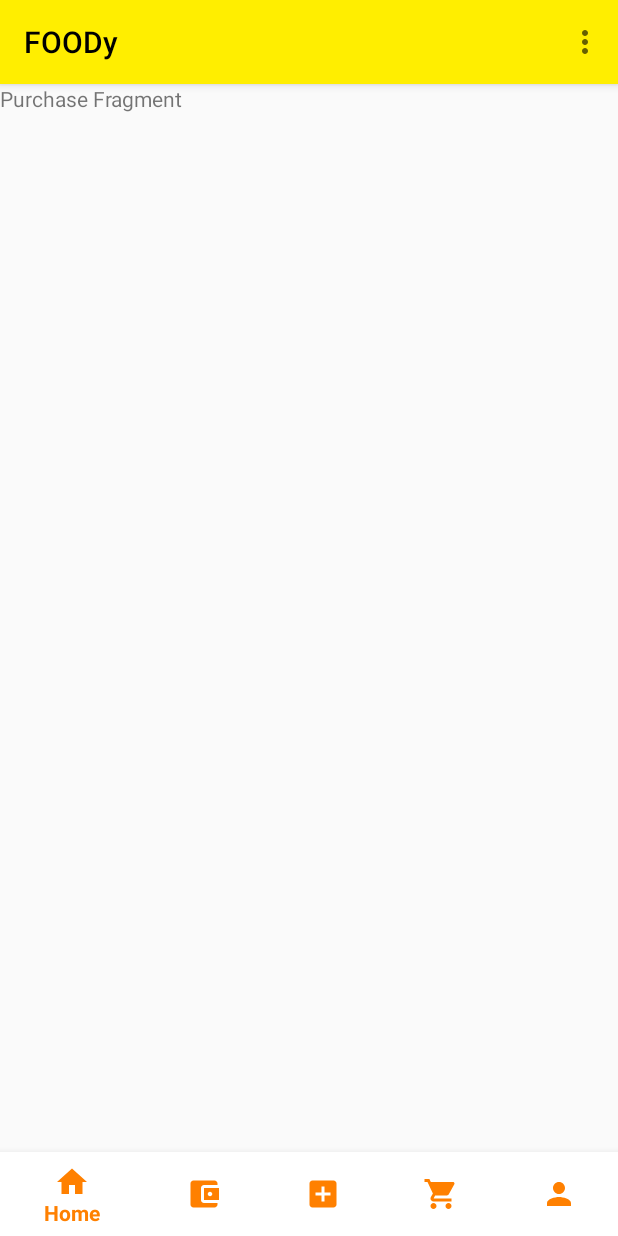
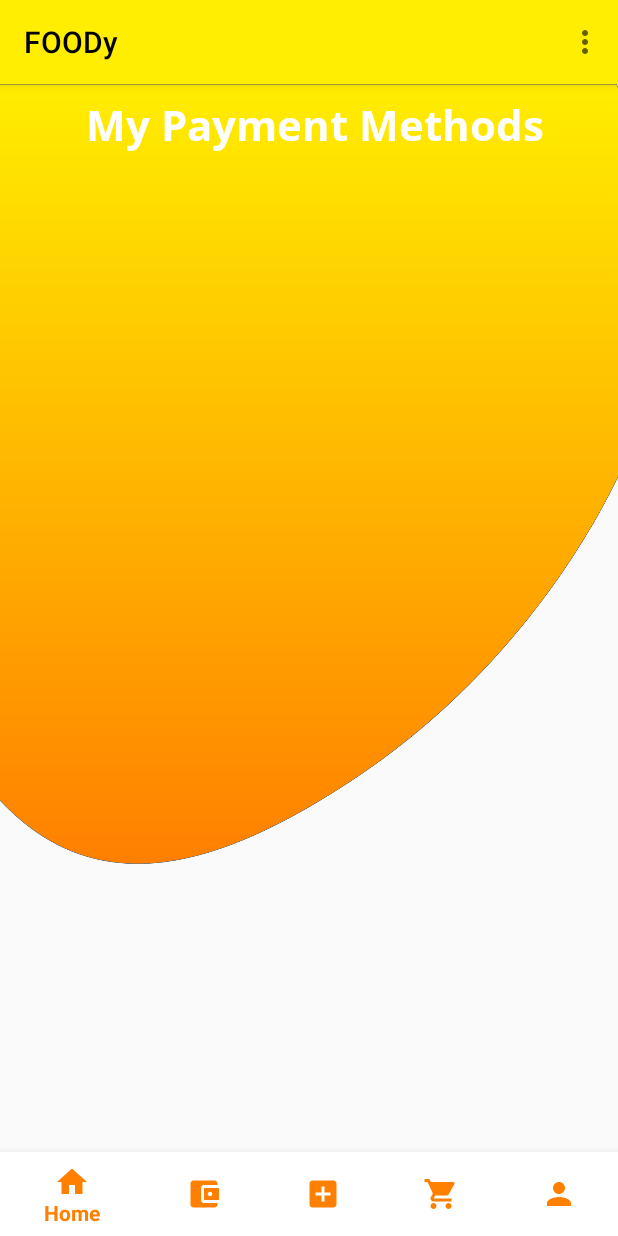
Before and after one commit to rusiruavb/Foody, an Android app: the fragment PurchaseItems placed in its activity, on a phone screen of 412 x 824 dp. Run offline under Robolectric (Android 15) with nearby library versions, the phone set to English and light mode, and no system bars; our stand-ins replace Firebase (no records; nobody signed in at launch, a user with empty details on screens opened directly), Picasso; pictures from the network do not load.

Commit message:
RAVB- Add payment method feature 2.0

```diff
--- a/app/src/main/java/com/example/foody/PurchaseItems.java
+++ b/app/src/main/java/com/example/foody/PurchaseItems.java
@@ -2,17 +2,108 @@ package com.example.foody;
 
 import android.os.Bundle;
 
+import androidx.annotation.NonNull;
 import androidx.fragment.app.Fragment;
+import androidx.fragment.app.FragmentTransaction;
+import androidx.recyclerview.widget.LinearLayoutManager;
+import androidx.recyclerview.widget.RecyclerView;
 
 import android.view.LayoutInflater;
 import android.view.View;
 import android.view.ViewGroup;
+import android.widget.TextView;
+import android.widget.Toast;
+
+import com.firebase.ui.database.FirebaseRecyclerAdapter;
+import com.firebase.ui.database.FirebaseRecyclerOptions;
+import com.google.android.gms.tasks.OnCompleteListener;
+import com.google.android.gms.tasks.Task;
+import com.google.firebase.auth.FirebaseAuth;
+import com.google.firebase.database.DatabaseReference;
+import com.google.firebase.database.FirebaseDatabase;
 
 public class PurchaseItems extends Fragment {
+
+    private RecyclerView paymentMethodRecycleView;
+    private TextView textViewTitle;
+    private FirebaseAuth auth;
+    private FirebaseDatabase database = FirebaseDatabase.getInstance();
+    private DatabaseReference reference = database.getReference().child("Payment_Methods");
+    private UpdatePaymentMethod updatePaymentMethod;
+
+    private FirebaseRecyclerOptions<PaymentMethod> options;
+    private FirebaseRecyclerAdapter<PaymentMethod, PaymentMethodViewHolder> adapter;
 
     @Override
     public View onCreateView(LayoutInflater inflater, ViewGroup container, Bundle savedInstanceState) {
         View view = inflater.inflate(R.layout.fragment_purchase_items, container, false);
+
+        auth = FirebaseAuth.getInstance();
+        updatePaymentMethod = new UpdatePaymentMethod();
+        textViewTitle = view.findViewById(R.id.payment_methods_title);
+        paymentMethodRecycleView = view.findViewById(R.id.payment_method_recycle_view);
+        paymentMethodRecycleView.setHasFixedSize(true);
+        paymentMethodRecycleView.setLayoutManager(new LinearLayoutManager(getContext()));
+
+        options = new FirebaseRecyclerOptions.Builder<PaymentMethod>().setQuery(reference.child(auth.getCurrentUser().getUid()), PaymentMethod.class).build();
+        adapter = new FirebaseRecyclerAdapter<PaymentMethod, PaymentMethodViewHolder>(options) {
+            @Override
+            protected void onBindViewHolder(@NonNull PaymentMethodViewHolder holder, int position, @NonNull final PaymentMethod model) {
+                holder.cardNumber.setText(model.getCardNumber());
+                holder.cardHolderName.setText(model.getHolderName());
+                holder.paymentUserPhoneNumber.setText(model.getPhoneNumber());
+                holder.validationPeriod.setText(model.getValidationPeriod());
+
+                holder.deletePaymentMethod.setOnClickListener(new View.OnClickListener() {
+                    @Override
+                    public void onClick(View view) {
+                        reference.child(auth.getCurrentUser().getUid()).child(model.getPaymentMethodId()).removeValue().addOnCompleteListener(new OnCompleteListener<Void>() {
+                            @Override
+                            public void onComplete(@NonNull Task<Void> task) {
+                                if (task.isSuccessful()) {
+                                    Toast.makeText(getContext(), "Payment method deleted", Toast.LENGTH_SHORT).show();
+                                } else {
+                                    Toast.makeText(getContext(), "Payment method delete failed", Toast.LENGTH_SHORT).show();
+                                }
+                            }
+                        });
+                    }
+                });
+
+                holder.paymentMethodCard.setOnClickListener(new View.OnClickListener() {
+                    @Override
+                    public void onClick(View view) {
+                        Bundle bundle = new Bundle();
+                        bundle.putString("paymentMethodId", model.getPaymentMethodId());
+                        bundle.putString("holderName", model.getHolderName());
+                        bundle.putString("cardNumber", model.getCardNumber());
+                        bundle.putString("cvv", model.getCardCVV());
+                        bundle.putString("phoneNumber", model.getPhoneNumber());
+                        updatePaymentMethod.setArguments(bundle);
+
+                        FragmentTransaction transaction = getActivity().getSupportFragmentManager().beginTransaction();
+                        transaction.replace(R.id.user_main_frame, updatePaymentMethod);
+                        transaction.addToBackStack(null);
+                        transaction.commit();
+
+                        // last day I finished here
+                        // need to work on UpdatePaymentMethod fragment and
+                        // retrieve seller profile and user profile details
+                    }
+                });
+            }
+
+            @NonNull
+            @Override
+            public PaymentMethodViewHolder onCreateViewHolder(@NonNull ViewGroup parent, int viewType) {
+                View v =LayoutInflater.from(parent.getContext()).inflate(R.layout.single_payment_method_item, parent, false);
+                return new PaymentMethodViewHolder(v);
+            }
+        };
+
+        adapter.startListening();
+        paymentMethodRecycleView.setAdapter(adapter);
+
         return view;
     }
 }
--- /dev/null
+++ b/app/src/main/java/com/example/foody/UpdatePaymentMethod.java
@@ -0,0 +1,17 @@
+package com.example.foody;
+
+import android.os.Bundle;
+import android.view.LayoutInflater;
+import android.view.View;
+import android.view.ViewGroup;
+
+import androidx.fragment.app.Fragment;
+
+public class UpdatePaymentMethod extends Fragment {
+
+    @Override
+    public View onCreateView(LayoutInflater inflater, ViewGroup container, Bundle savedInstanceState) {
+        View view = inflater.inflate(R.layout.fragment_update_payment_method, container, false);
+        return view;
+    }
+}
--- a/app/src/main/res/layout/fragment_purchase_items.xml
+++ b/app/src/main/res/layout/fragment_purchase_items.xml
@@ -1,13 +1,60 @@
 <?xml version="1.0" encoding="utf-8"?>
-<FrameLayout xmlns:android="http://schemas.android.com/apk/res/android"
+<androidx.constraintlayout.widget.ConstraintLayout xmlns:android="http://schemas.android.com/apk/res/android"
+    xmlns:app="http://schemas.android.com/apk/res-auto"
     xmlns:tools="http://schemas.android.com/tools"
     android:layout_width="match_parent"
     android:layout_height="match_parent"
     tools:context=".PurchaseItems">
 
-    <TextView
+    <LinearLayout
+        android:layout_width="match_parent"
+        android:layout_height="520dp"
+        android:background="@drawable/login_top_background"
+        android:orientation="vertical"
+        app:layout_constraintEnd_toEndOf="parent"
+        app:layout_constraintStart_toStartOf="parent"
+        app:layout_constraintTop_toTopOf="parent">
+
+    </LinearLayout>
+
+
+    <LinearLayout
         android:layout_width="match_parent"
         android:layout_height="match_parent"
-        android:text="Purchase Fragment" />
+        android:orientation="vertical">
+        <androidx.constraintlayout.widget.ConstraintLayout
+            android:layout_width="match_parent"
+            android:layout_height="match_parent">
 
-</FrameLayout>
+            <TextView
+                android:id="@+id/payment_methods_title"
+                android:layout_width="match_parent"
+                android:layout_height="wrap_content"
+                android:layout_marginStart="8dp"
+                android:layout_marginTop="8dp"
+                android:fontFamily="@font/open_sans_bold"
+                android:text="My Payment Methods"
+                android:textAlignment="center"
+                android:textColor="@color/textColorWhite"
+                android:textSize="28dp"
+                android:textStyle="bold"
+                app:layout_constraintEnd_toEndOf="parent"
+                app:layout_constraintHorizontal_bias="0.042"
+                app:layout_constraintStart_toStartOf="parent"
+                app:layout_constraintTop_toTopOf="parent" />
+
+            <androidx.recyclerview.widget.RecyclerView
+                android:id="@+id/payment_method_recycle_view"
+                android:layout_width="430dp"
+                android:layout_height="743dp"
+                android:layout_marginStart="1dp"
+                android:layout_marginTop="8dp"
+                android:layout_marginEnd="1dp"
+                app:layout_constraintEnd_toEndOf="parent"
+                app:layout_constraintStart_toStartOf="parent"
+                app:layout_constraintTop_toBottomOf="@+id/payment_methods_title" />
+
+
+        </androidx.constraintlayout.widget.ConstraintLayout>
+    </LinearLayout>
+</androidx.constraintlayout.widget.ConstraintLayout>
```
Also changed, not shown: app/src/main/java/com/example/foody/PaymentMethodViewHolder.java (added, +29 -0 lines), app/src/main/res/layout/fragment_update_payment_method.xml (added, +117 -0 lines), app/src/main/res/layout/single_payment_method_item.xml (added, +117 -0 lines).
